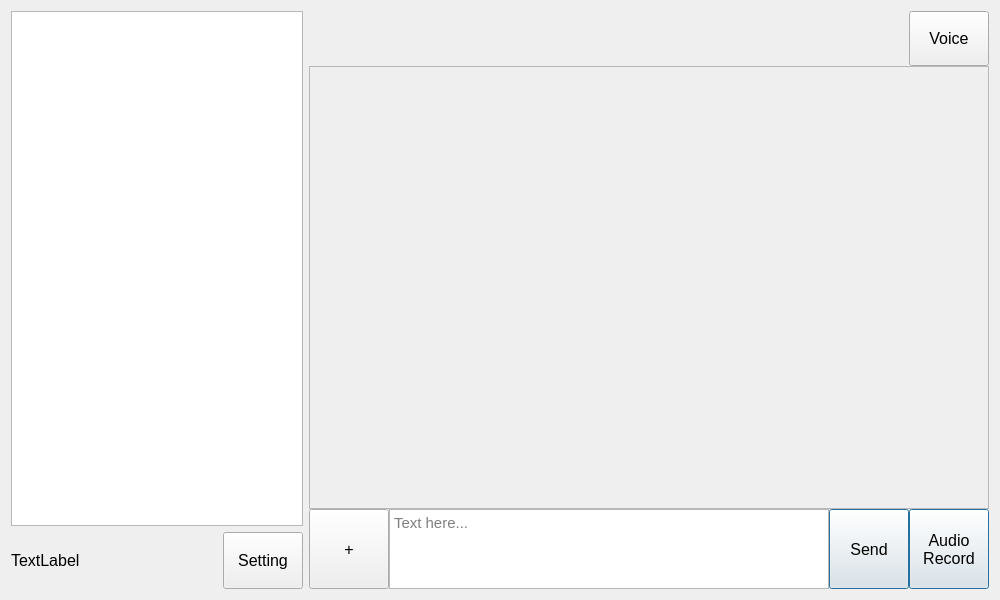
First picture: the form in UI/home.ui, repository jack41402/Networking-Final, before the edit.
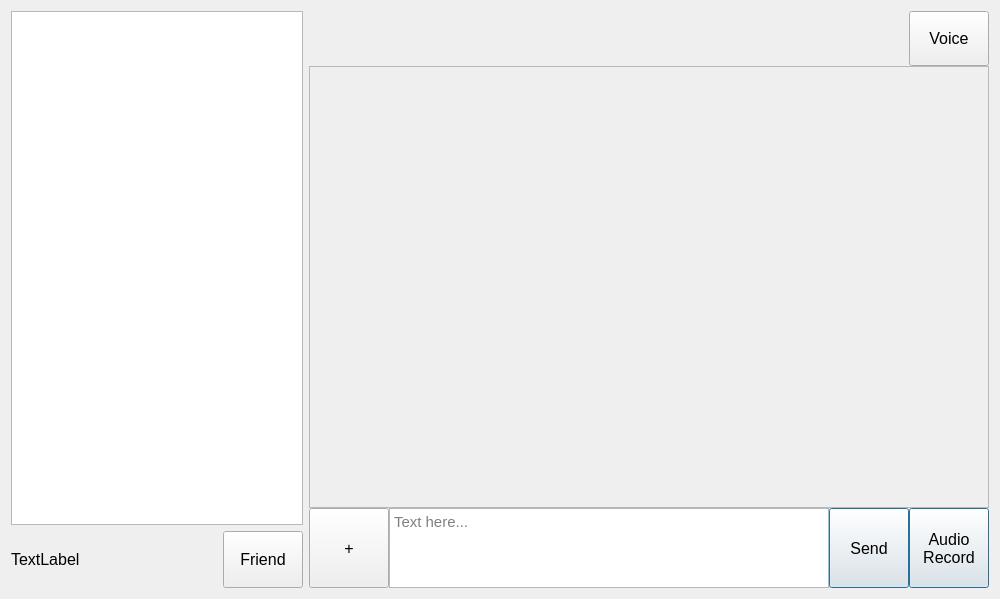
Second picture: the form after the edit. Icons and pictures are not drawn.

Diff of the .ui file:
```diff
--- a/UI/home.ui
+++ b/UI/home.ui
@@ -7,7 +7,7 @@
     <x>0</x>
     <y>0</y>
     <width>1000</width>
-    <height>600</height>
+    <height>599</height>
    </rect>
   </property>
   <property name="font">
@@ -60,8 +60,13 @@
            <family>Arial</family>
           </font>
          </property>
+         <property name="styleSheet">
+          <string notr="true">qproperty-icon: url(friend.png);
+qproperty-iconSize: 15px;
+</string>
+         </property>
          <property name="text">
-          <string>Setting</string>
+          <string>Friend</string>
          </property>
         </widget>
        </item>
@@ -149,7 +154,7 @@
           <x>0</x>
           <y>0</y>
           <width>676</width>
-          <height>437</height>
+          <height>436</height>
          </rect>
         </property>
        </widget>
```
Left out of the diff: 2 changed lines with no effect on the pictures.
